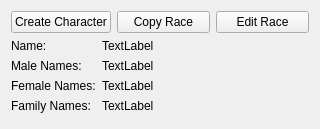
Qt form ui/ViewRaceWidget.ui (jgardner1/JGRPGTools) before a commit.
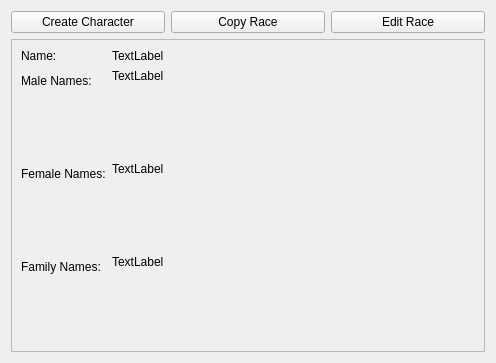
The same form after that commit.

Patch:
```diff
--- a/ui/ViewRaceWidget.ui
+++ b/ui/ViewRaceWidget.ui
@@ -6,15 +6,15 @@
    <rect>
     <x>0</x>
     <y>0</y>
-    <width>320</width>
-    <height>129</height>
+    <width>496</width>
+    <height>363</height>
    </rect>
   </property>
   <property name="windowTitle">
    <string>View Race</string>
   </property>
-  <layout class="QFormLayout" name="formLayout">
-   <item row="0" column="0" colspan="2">
+  <layout class="QVBoxLayout" name="verticalLayout">
+   <item>
     <layout class="QHBoxLayout" name="horizontalLayout" stretch="0,0,0">
      <item>
       <widget class="QPushButton" name="pushButton">
@@ -39,60 +39,115 @@
      </item>
     </layout>
    </item>
-   <item row="1" column="0">
+   <item>
+    <widget class="QScrollArea" name="scrollArea">
+     <property name="widgetResizable">
+      <bool>true</bool>
+     </property>
+     <widget class="QWidget" name="scrollAreaWidgetContents">
+      <property name="geometry">
+       <rect>
+        <x>0</x>
+        <y>0</y>
+        <width>480</width>
+        <height>308</height>
+       </rect>
+      </property>
+      <layout class="QFormLayout" name="formLayout">
+       <item row="0" column="0">
     <widget class="QLabel" name="label">
      <property name="text">
       <string>Name:</string>
      </property>
     </widget>
    </item>
-   <item row="1" column="1">
+       <item row="0" column="1">
     <widget class="QLabel" name="nameValueLabel">
      <property name="text">
       <string>TextLabel</string>
      </property>
     </widget>
    </item>
-   <item row="2" column="0">
+       <item row="1" column="0">
     <widget class="QLabel" name="label_2">
      <property name="text">
       <string>Male Names:</string>
      </property>
     </widget>
    </item>
-   <item row="2" column="1">
+       <item row="1" column="1">
     <widget class="QLabel" name="maleNamesValueLabel">
+         <property name="sizePolicy">
+          <sizepolicy hsizetype="Expanding" vsizetype="Expanding">
+           <horstretch>0</horstretch>
+           <verstretch>0</verstretch>
+          </sizepolicy>
+         </property>
      <property name="text">
       <string>TextLabel</string>
      </property>
-    </widget>
-   </item>
-   <item row="3" column="0">
+         <property name="alignment">
+          <set>Qt::AlignLeading|Qt::AlignLeft|Qt::AlignTop</set>
+         </property>
+         <property name="wordWrap">
+          <bool>true</bool>
+         </property>
+        </widget>
+       </item>
+       <item row="2" column="0">
     <widget class="QLabel" name="label_3">
      <property name="text">
       <string>Female Names:</string>
      </property>
     </widget>
    </item>
-   <item row="3" column="1">
+       <item row="2" column="1">
     <widget class="QLabel" name="femaleNamesValueLabel">
+         <property name="sizePolicy">
+          <sizepolicy hsizetype="Expanding" vsizetype="Expanding">
+           <horstretch>0</horstretch>
+           <verstretch>0</verstretch>
+          </sizepolicy>
+         </property>
      <property name="text">
       <string>TextLabel</string>
      </property>
-    </widget>
-   </item>
-   <item row="4" column="0">
+         <property name="alignment">
+          <set>Qt::AlignLeading|Qt::AlignLeft|Qt::AlignTop</set>
+         </property>
+         <property name="wordWrap">
+          <bool>true</bool>
+         </property>
+        </widget>
+       </item>
+       <item row="3" column="0">
     <widget class="QLabel" name="label_4">
      <property name="text">
       <string>Family Names:</string>
      </property>
     </widget>
    </item>
-   <item row="4" column="1">
+       <item row="3" column="1">
     <widget class="QLabel" name="familyNamesValueLabel">
+         <property name="sizePolicy">
+          <sizepolicy hsizetype="Expanding" vsizetype="Expanding">
+           <horstretch>0</horstretch>
+           <verstretch>0</verstretch>
+          </sizepolicy>
+         </property>
      <property name="text">
       <string>TextLabel</string>
      </property>
+         <property name="alignment">
+          <set>Qt::AlignLeading|Qt::AlignLeft|Qt::AlignTop</set>
+         </property>
+         <property name="wordWrap">
+          <bool>true</bool>
+         </property>
+        </widget>
+       </item>
+      </layout>
+     </widget>
     </widget>
    </item>
   </layout>
```
Lines whose indentation alone changed are shown as unchanged.
